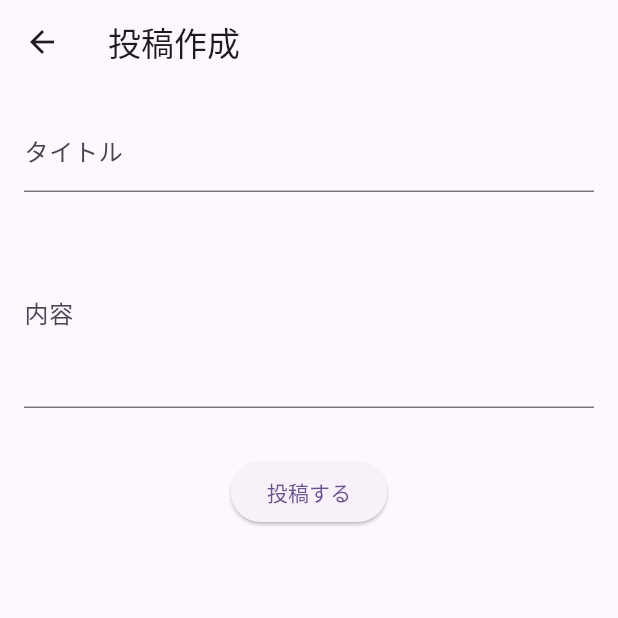
After one commit to Namy3242/renrakucho_app, a Flutter app: the screen it shows once a user with an empty profile is signed in, after a tap on the "add" icon, on a phone screen of 412 x 824 dp, the top half of it. The commit adds this screen. Run offline on Flutter 3.47's test engine with Material 3 defaults, Android fonts, the phone set to English and light mode, and no system bars; our stand-ins replace cloud_firestore, firebase_auth, firebase_core, flutter_riverpod, go_router; accounts and stored records are empty.

Commit message:
投稿フォームの実装

```diff
--- a/lib/features/home/view/home_screen.dart
+++ b/lib/features/home/view/home_screen.dart
@@ -1,7 +1,7 @@
 import 'package:flutter/material.dart';
 import 'package:firebase_auth/firebase_auth.dart';
-// PostListScreen を import
 import '../../post/view/post_list_screen.dart';
+import '../../post/view/post_create_screen.dart'; // 追加
 
 class HomeScreen extends StatelessWidget {
   const HomeScreen({super.key});
@@ -22,9 +22,6 @@ class HomeScreen extends StatelessWidget {
           )
         ],
       ),
-      // body: Center(
-      //   child: Text('ログイン中のユーザーID: ${user?.uid ?? "不明"}'),
-      // ),
       body: Center(
         child: Column(
           mainAxisAlignment: MainAxisAlignment.center,
@@ -43,6 +40,16 @@ class HomeScreen extends StatelessWidget {
           ],
         ),
       ),
+      floatingActionButton: FloatingActionButton(
+        onPressed: () {
+          Navigator.of(context).push(
+            MaterialPageRoute(builder: (context) => const PostCreateScreen()),
+          );
+        },
+        child: const Icon(Icons.add),
+      ),
     );
   }
 }
+// This screen serves as the main screen after login, displaying the user's ID and a button to view posts.
+// The floating action button allows the user to create a new post.
--- a/lib/features/post/model/post.dart
+++ b/lib/features/post/model/post.dart
@@ -3,6 +3,7 @@ import 'package:cloud_firestore/cloud_firestore.dart';
 class Post {
   final String id;
   final String authorId;
+  final String? title; // タイトル
   final String content; // メッセージ
   final String? imageUrl; // 画像のURL（任意）
   final String? videoUrl; // 動画のURL（任意）
@@ -11,6 +12,7 @@ class Post {
   Post({
     required this.id,
     required this.authorId,
+    this.title,
     required this.content,
     this.imageUrl,
     this.videoUrl,
@@ -21,6 +23,7 @@ class Post {
     return Post(
       id: id,
       authorId: json['authorId'] as String,
+      title: json['title'] as String?,
       content: json['content'] as String,
       imageUrl: json['imageUrl'] as String?,
       videoUrl: json['videoUrl'] as String?,
@@ -31,6 +34,7 @@ class Post {
   Map<String, dynamic> toJson() {
     return {
       'authorId': authorId,
+      'title': title,
       'content': content,
       'imageUrl': imageUrl,
       'videoUrl': videoUrl,
@@ -40,3 +44,8 @@ class Post {
 }
 // Postクラスは、Firebase Firestoreに保存される投稿データを表現するためのモデルクラスです。
 // id、authorId、content、imageUrl、videoUrl、createdAtのプロパティを持ちます。
+// fromJsonメソッドでFirestoreから取得したデータをPostオブジェクトに変換し、
+// toJsonメソッドでPostオブジェクトをFirestoreに保存するための形式に変換します。
+// authorIdは投稿者のID、titleは投稿のタイトル、contentは投稿の内容、
+// imageUrlは画像のURL、videoUrlは動画のURL、createdAtは投稿日時を表します。
+// これらのプロパティは、投稿の詳細を表すために使用されます。
--- /dev/null
+++ b/lib/features/post/view/post_create_screen.dart
@@ -0,0 +1,64 @@
+import 'package:flutter/material.dart';
+import 'package:flutter_riverpod/flutter_riverpod.dart';
+import '../view_model/post_view_model.dart';
+
+class PostCreateScreen extends ConsumerStatefulWidget {
+  const PostCreateScreen({super.key});
+
+  @override
+  ConsumerState<PostCreateScreen> createState() => _PostCreateScreenState();
+}
+
+class _PostCreateScreenState extends ConsumerState<PostCreateScreen> {
+  final _formKey = GlobalKey<FormState>();
+  final _titleController = TextEditingController();
+  final _contentController = TextEditingController();
+
+  @override
+  Widget build(BuildContext context) {
+    final postViewModel = ref.watch(postViewModelProvider.notifier);
+
+    return Scaffold(
+      appBar: AppBar(
+        title: const Text('投稿作成'),
+      ),
+      body: Padding(
+        padding: const EdgeInsets.all(16.0),
+        child: Form(
+          key: _formKey,
+          child: Column(
+            children: [
+              TextFormField(
+                controller: _titleController,
+                decoration: const InputDecoration(labelText: 'タイトル'),
+                validator: (value) =>
+                    value == null || value.isEmpty ? 'タイトルを入力してください' : null,
+              ),
+              const SizedBox(height: 16),
+              TextFormField(
+                controller: _contentController,
+                decoration: const InputDecoration(labelText: '内容'),
+                maxLines: 4,
+                validator: (value) =>
+                    value == null || value.isEmpty ? '内容を入力してください' : null,
+              ),
+              const SizedBox(height: 32),
+              ElevatedButton(
+                onPressed: () async {
+                  if (_formKey.currentState?.validate() ?? false) {
+                    await postViewModel.addPost(
+                      _titleController.text,
+                      _contentController.text,
+                    );
+                    if (context.mounted) Navigator.pop(context);
+                  }
+                },
+                child: const Text('投稿する'),
+              ),
+            ],
+          ),
+        ),
+      ),
+    );
+  }
+}
```
Also changed, not shown: lib/features/post/repository/post_repository.dart (+21 -1 lines), lib/features/post/view_model/post_view_model.dart (+40 -0 lines).
